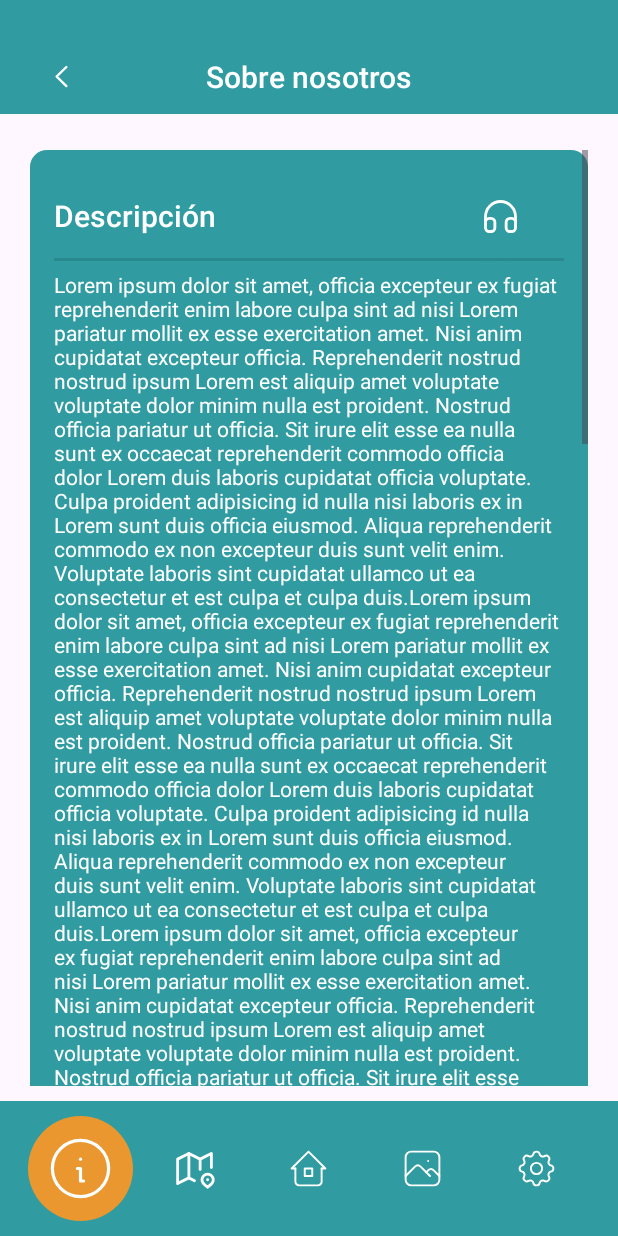
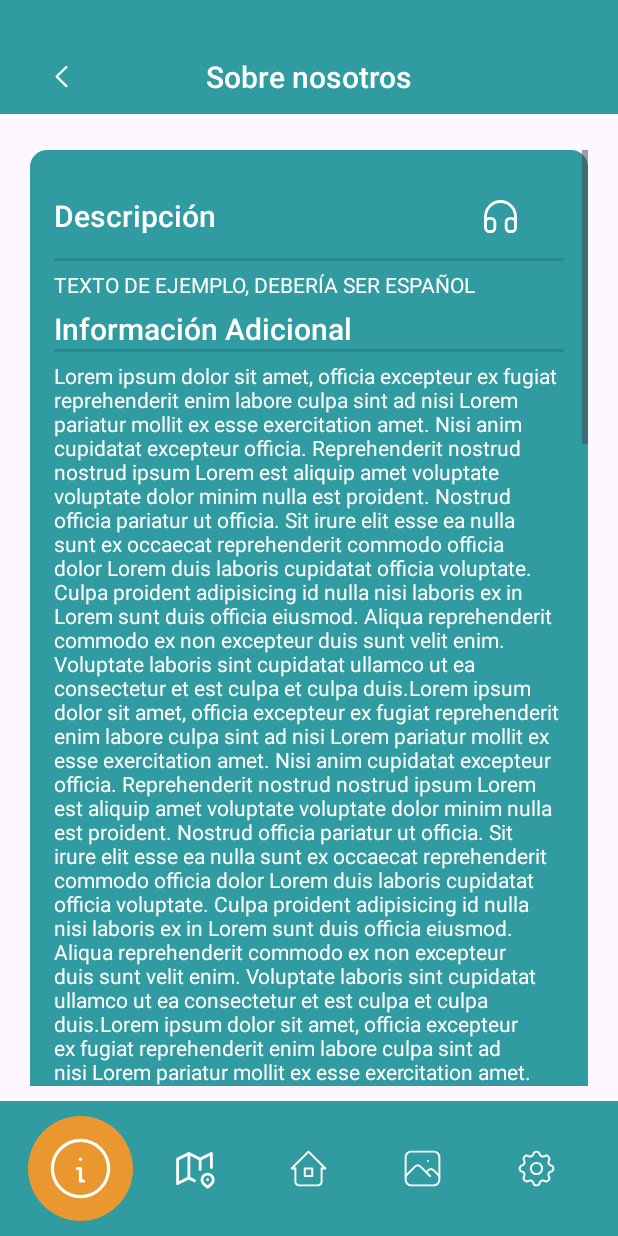
Before and after one commit to kuvx/Pintia, an Android app: the InfoActivity screen opened directly, with no data from a screen before it, on a phone screen of 412 x 824 dp. Run offline under Robolectric (Android 15) with nearby library versions, the phone set to English and light mode, and no system bars.

Commit message:
Modficiado texto de info

```diff
--- a/app/src/main/java/com/example/pintia/InfoActivity.kt
+++ b/app/src/main/java/com/example/pintia/InfoActivity.kt
@@ -25,11 +25,19 @@ class InfoActivity : AppCompatActivity() {
         val header = findViewById<Header>(R.id.header)
         header.title = getString(R.string.info)
         val descriptionContent = findViewById<TextView>(R.id.description_content)
-        descriptionContent.text = getString(R.string.lore) + getString(R.string.lore) + getString(R.string.lore) + getString(R.string.lore)
+        descriptionContent.text = getString(R.string.example_test)
         val moreInfoContent = findViewById<TextView>(R.id.more_info_content)
-        moreInfoContent.text = getString(R.string.lore) + getString(R.string.lore) + getString(R.string.lore) + getString(R.string.lore)
+        moreInfoContent.text =
+            getString(R.string.lore) + getString(R.string.lore) + getString(R.string.lore) + getString(
+                R.string.lore
+            )
+        val challenge = findViewById<TextView>(R.id.challenges_content)
+        challenge.text =
+            getString(R.string.lore) + getString(R.string.lore) + getString(R.string.lore) + getString(
+                R.string.lore
+            )
 
-        mediaPlayer = MediaPlayer.create(this,R.raw.audio)
+        mediaPlayer = MediaPlayer.create(this, R.raw.audio)
 
         val audioButton = findViewById<ImageButton>(R.id.audio_player)
         audioButton.setOnClickListener {
--- a/app/src/main/res/values/strings.xml
+++ b/app/src/main/res/values/strings.xml
@@ -21,4 +21,5 @@
     <string name="challenges_title">Retos</string>
     <string name="challenges_content">%s</string>
     <string name="lore">Lorem ipsum dolor sit amet, officia excepteur ex fugiat reprehenderit enim labore culpa sint ad nisi Lorem pariatur mollit ex esse exercitation amet. Nisi anim cupidatat excepteur officia. Reprehenderit nostrud nostrud ipsum Lorem est aliquip amet voluptate voluptate dolor minim nulla est proident. Nostrud officia pariatur ut officia. Sit irure elit esse ea nulla sunt ex occaecat reprehenderit commodo officia dolor Lorem duis laboris cupidatat officia voluptate. Culpa proident adipisicing id nulla nisi laboris ex in Lorem sunt duis officia eiusmod. Aliqua reprehenderit commodo ex non excepteur duis sunt velit enim. Voluptate laboris sint cupidatat ullamco ut ea consectetur et est culpa et culpa duis.</string>
+    <string name="example_test">TEXTO DE EJEMPLO, DEBERÍA SER ESPAÑOL</string>
 </resources>
```
Also changed, not shown: 2 other files.
